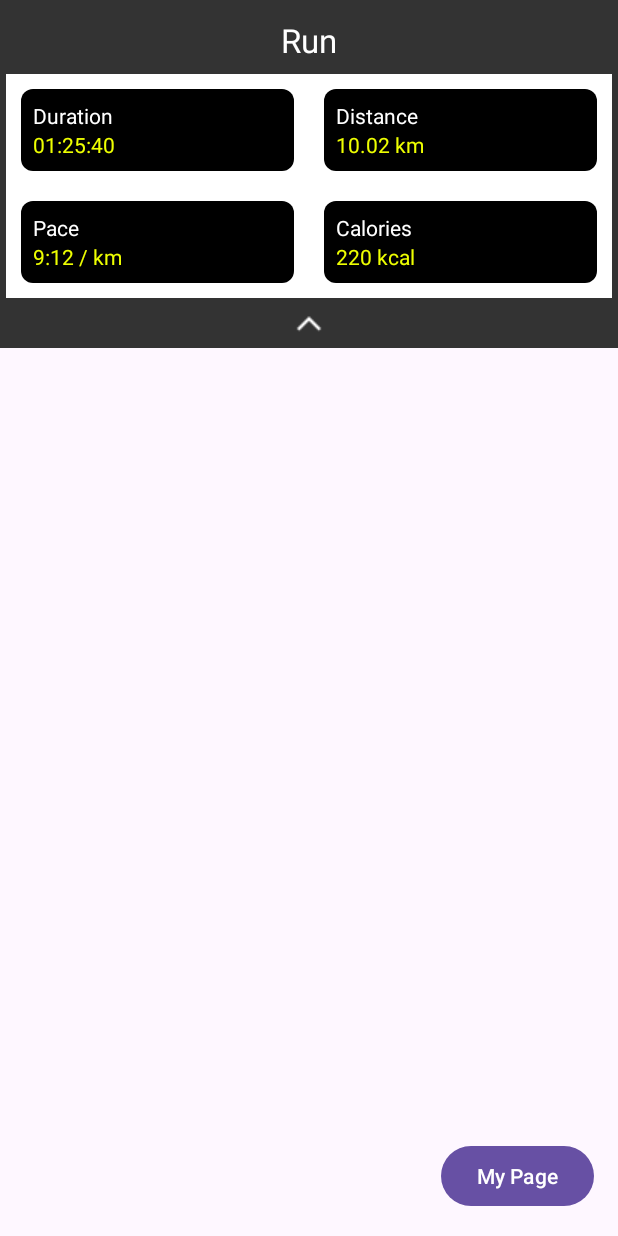
After one commit to Tracking-running-mobile-application/tracking-running-app, an Android app: the RunPageFragment screen opened through its navigation route, on a phone screen of 412 x 824 dp. The commit adds this screen. Run offline under Robolectric (Android 15) with nearby library versions, the phone set to English and light mode, and no system bars; our stand-ins replace navigation-ui.

Commit message:
add run metrics

```diff
--- a/app/src/main/AndroidManifest.xml
+++ b/app/src/main/AndroidManifest.xml
@@ -1,6 +1,9 @@
 <?xml version="1.0" encoding="utf-8"?>
 <manifest xmlns:android="http://schemas.android.com/apk/res/android"
     xmlns:tools="http://schemas.android.com/tools">
+
+    <uses-permission android:name="android.permission.ACCESS_FINE_LOCATION" />
+    <uses-permission android:name="android.permission.ACCESS_COARSE_LOCATION" />
 
     <application
         android:allowBackup="true"
@@ -26,5 +29,4 @@
             android:name="preloaded_fonts"
             android:resource="@array/preloaded_fonts" />
     </application>
-
 </manifest>
--- a/app/src/main/java/com/app/java/trackingrunningapp/ui/MainActivity.kt
+++ b/app/src/main/java/com/app/java/trackingrunningapp/ui/MainActivity.kt
@@ -5,7 +5,7 @@ import androidx.appcompat.app.AppCompatActivity
 import androidx.navigation.NavController
 import androidx.navigation.fragment.NavHostFragment
 import androidx.navigation.ui.AppBarConfiguration
-import androidx.navigation.ui.setupActionBarWithNavController
+import com.app.java.trackingrunningapp.R
 import com.app.java.trackingrunningapp.databinding.ActivityMainBinding
 
 class MainActivity : AppCompatActivity() {
@@ -18,6 +18,11 @@ class MainActivity : AppCompatActivity() {
         binding = ActivityMainBinding.inflate(layoutInflater)
         setContentView(binding.root)
         initNavHost()
+
+        binding.myPageButton.setOnClickListener {
+            // Navigate to MyPageActivity when the button is clicked
+            navController.navigate(R.id.run_page)
+        }
     }
 
     private fun initNavHost() {
--- /dev/null
+++ b/app/src/main/java/com/app/java/trackingrunningapp/ui/intro/RunPageFragment.java
@@ -0,0 +1,61 @@
+package com.app.java.trackingrunningapp.ui.intro;
+import android.os.Bundle;
+import android.view.LayoutInflater;
+import android.view.View;
+import android.view.ViewGroup;
+import android.widget.ImageView;
+
+import androidx.annotation.NonNull;
+import androidx.annotation.Nullable;
+import androidx.appcompat.app.AppCompatActivity;
+import androidx.constraintlayout.widget.ConstraintLayout;
+import androidx.fragment.app.Fragment;
+import androidx.recyclerview.widget.RecyclerView;
+import androidx.recyclerview.widget.GridLayoutManager;
+
+import java.util.ArrayList;
+import java.util.List;
+
+import com.app.java.trackingrunningapp.R;
+import com.app.java.trackingrunningapp.ui.runPage.MetricItem;
+import com.app.java.trackingrunningapp.ui.runPage.MetricItemAdapter;
+
+public class RunPageFragment extends Fragment {
+    private boolean isOverlayVisible = true;
+
+    @Nullable
+    @Override
+    public View onCreateView(@NonNull LayoutInflater inflater, @Nullable ViewGroup container, @Nullable Bundle savedInstanceState) {
+        return inflater.inflate(R.layout.fragment_run_page, container, false);
+    }
+
+    @Override
+    public void onViewCreated(@NonNull View view, @Nullable Bundle savedInstanceState) {
+        super.onViewCreated(view, savedInstanceState);
+
+        List<MetricItem> metricItems = new ArrayList<>();
+        metricItems.add(new MetricItem("Duration", "01:25:40"));
+        metricItems.add(new MetricItem("Distance", "10.02 km"));
+        metricItems.add(new MetricItem("Pace", "9:12 / km"));
+        metricItems.add(new MetricItem("Calories", "220 kcal"));
+
+        RecyclerView metricsRecyclerView = view.findViewById(R.id.metricsRecyclerView);
+        metricsRecyclerView.setLayoutManager(new GridLayoutManager(getContext(), 2));
+        MetricItemAdapter adapter = new MetricItemAdapter(metricItems);
+        metricsRecyclerView.setAdapter(adapter);
+
+        ImageView toggleButton = view.findViewById(R.id.toggleButton);
+        metricsRecyclerView.setVisibility(View.VISIBLE);
+
+        toggleButton.setOnClickListener(v -> {
+            if (isOverlayVisible) {
+                metricsRecyclerView.setVisibility(View.GONE);
+                toggleButton.setRotation(180);
+            } else {
+                metricsRecyclerView.setVisibility(View.VISIBLE);
+                toggleButton.setRotation(0);
+            }
+            isOverlayVisible = !isOverlayVisible;
+        });
+    }
+}
--- /dev/null
+++ b/app/src/main/java/com/app/java/trackingrunningapp/ui/runPage/MetricItem.java
@@ -0,0 +1,27 @@
+package com.app.java.trackingrunningapp.ui.runPage;
+
+public class MetricItem {
+    private String label;
+    private String value;
+
+    public MetricItem(String label, String value) {
+        this.label = label;
+        this.value = value;
+    }
+
+    public String getLabel() {
+        return label;
+    }
+
+    public void setLabel(String label) {
+        this.label = label;
+    }
+
+    public void setValue(String value) {
+        this.value = value;
+    }
+
+    public String getValue() {
+        return value;
+    }
+}
--- /dev/null
+++ b/app/src/main/java/com/app/java/trackingrunningapp/ui/runPage/MetricItemAdapter.java
@@ -0,0 +1,51 @@
+package com.app.java.trackingrunningapp.ui.runPage;
+
+import android.view.LayoutInflater;
+import android.view.View;
+import android.view.ViewGroup;
+import android.widget.TextView;
+import androidx.annotation.NonNull;
+import androidx.recyclerview.widget.RecyclerView;
+
+import com.app.java.trackingrunningapp.R;
+
+import java.util.List;
+
+
+public class MetricItemAdapter extends RecyclerView.Adapter<MetricItemAdapter.MetricViewHolder> {
+
+    private List<MetricItem> MetricItems;
+
+    public MetricItemAdapter(List<MetricItem> MetricItems) {
+        this.MetricItems = MetricItems;
+    }
+
+    @NonNull
+    @Override
+    public MetricViewHolder onCreateViewHolder(@NonNull ViewGroup parent, int viewType) {
+        View view = LayoutInflater.from(parent.getContext()).inflate(R.layout.item_run_metric, parent, false);
+        return new MetricViewHolder(view);
+    }
+
+    @Override
+    public void onBindViewHolder(@NonNull MetricViewHolder holder, int position) {
+        MetricItem item = MetricItems.get(position);
+        holder.labelTextView.setText(item.getLabel());
+        holder.valueTextView.setText(item.getValue());
+    }
+
+    @Override
+    public int getItemCount() {
+        return MetricItems.size();
+    }
+
+    public static class MetricViewHolder extends RecyclerView.ViewHolder {
+        TextView labelTextView, valueTextView;
+
+        public MetricViewHolder(View itemView) {
+            super(itemView);
+            labelTextView = itemView.findViewById(R.id.labelTextView);
+            valueTextView = itemView.findViewById(R.id.valueTextView);
+        }
+    }
+}
--- /dev/null
+++ b/app/src/main/res/drawable/metric_run_item.xml
@@ -0,0 +1,10 @@
+<?xml version="1.0" encoding="utf-8"?>
+<shape xmlns:android="http://schemas.android.com/apk/res/android">
+    <solid android:color="#000000"/>
+    <corners android:radius="8dp"/>
+    <padding
+        android:left="8dp"
+        android:right="8dp"
+        android:top="8dp"
+        android:bottom="8dp"/>
+</shape>
--- a/app/src/main/res/layout/activity_main.xml
+++ b/app/src/main/res/layout/activity_main.xml
@@ -17,5 +17,12 @@
         app:layout_constraintStart_toStartOf="parent"
         app:layout_constraintTop_toTopOf="parent"
         app:navGraph="@navigation/nav_graph" />
-    tools:context=".MainActivity">
+    <Button
+        android:id="@+id/myPageButton"
+        android:layout_width="wrap_content"
+        android:layout_height="wrap_content"
+        android:text="My Page"
+        android:layout_margin="16dp"
+        app:layout_constraintBottom_toBottomOf="parent"
+        app:layout_constraintEnd_toEndOf="parent"/>
 </androidx.constraintlayout.widget.ConstraintLayout>
--- /dev/null
+++ b/app/src/main/res/layout/fragment_run_page.xml
@@ -0,0 +1,52 @@
+<?xml version="1.0" encoding="utf-8"?>
+<androidx.constraintlayout.widget.ConstraintLayout
+    xmlns:android="http://schemas.android.com/apk/res/android"
+    xmlns:app="http://schemas.android.com/apk/res-auto"
+    android:layout_width="match_parent"
+    android:layout_height="wrap_content"
+    android:background="#333333"
+    android:id="@+id/run_page"
+    android:padding="4dp">
+
+    <TextView
+        android:id="@+id/titleText"
+        android:layout_width="wrap_content"
+        android:layout_height="wrap_content"
+        android:text="@string/run"
+        android:textColor="#FFFFFF"
+        android:textSize="22sp"
+        app:layout_constraintTop_toTopOf="parent"
+        app:layout_constraintStart_toStartOf="parent"
+        app:layout_constraintEnd_toEndOf="parent"
+        android:paddingVertical="8dp"/>
+
+    <androidx.recyclerview.widget.RecyclerView
+        android:id="@+id/metricsRecyclerView"
+        android:layout_width="match_parent"
+        android:layout_height="wrap_content"
+        android:background="@color/white"
+        app:layout_constraintTop_toBottomOf="@id/titleText"
+        app:layout_constraintBottom_toTopOf="@id/recyclerViewBarrier"
+        app:layout_constraintStart_toStartOf="parent"
+        app:layout_constraintEnd_toEndOf="parent"/>
+
+    <androidx.constraintlayout.widget.Barrier
+        android:id="@+id/recyclerViewBarrier"
+        android:layout_width="0dp"
+        android:layout_height="0dp"
+        app:barrierDirection="bottom"
+        app:constraint_referenced_ids="metricsRecyclerView" />
+
+    <ImageView
+        android:id="@+id/toggleButton"
+        android:layout_width="wrap_content"
+        android:layout_height="wrap_content"
+        android:src="@drawable/ic_arrow_up"
+        android:paddingTop="5dp"
+        android:contentDescription="@string/toggle_overlay"
+        app:layout_constraintTop_toBottomOf="@id/recyclerViewBarrier"
+        app:layout_constraintBottom_toBottomOf="parent"
+        app:layout_constraintEnd_toEndOf="parent"
+        app:layout_constraintStart_toStartOf="parent"/>
+
+</androidx.constraintlayout.widget.ConstraintLayout>
--- /dev/null
+++ b/app/src/main/res/layout/item_run_metric.xml
@@ -0,0 +1,21 @@
+<?xml version="1.0" encoding="utf-8"?>
+<LinearLayout xmlns:android="http://schemas.android.com/apk/res/android"
+    android:layout_width="match_parent"
+    android:layout_height="wrap_content"
+    android:orientation="vertical"
+    android:layout_margin="10dp"
+    android:background="@drawable/metric_run_item">
+
+    <TextView
+        android:id="@+id/labelTextView"
+        android:layout_width="wrap_content"
+        android:layout_height="wrap_content"
+        android:textColor="#FFFFFF"/>
+
+    <TextView
+        android:id="@+id/valueTextView"
+        android:layout_width="wrap_content"
+        android:layout_height="wrap_content"
+        android:textColor="#EEFF01"/>
+
+</LinearLayout>
--- a/app/src/main/res/navigation/nav_graph.xml
+++ b/app/src/main/res/navigation/nav_graph.xml
@@ -18,4 +18,10 @@
         tools:layout="@layout/fragment_status"
         android:name="com.app.java.trackingrunningapp.ui.intro.StatusFragment"
         android:label="StatusFragment" />
+    <fragment
+        android:id="@+id/run_page"
+        android:name="com.app.java.trackingrunningapp.ui.intro.RunPageFragment"
+        tools:layout="@layout/fragment_run_page"
+        android:label="RunFragment"/>
+
 </navigation>
--- a/app/src/main/res/values/strings.xml
+++ b/app/src/main/res/values/strings.xml
@@ -10,4 +10,6 @@
     <string name="text_image">inch</string>
     <string name="text_kg">kg</string>
     <string name="text_lbs">lbs</string>
+    <string name="toggle_overlay">Toggle Overlay</string>
+    <string name="run">Run</string>
 </resources>
```
Also changed, not shown: app/src/main/res/drawable/ic_arrow_down.png (added), app/src/main/res/drawable/ic_arrow_up.png (added).
